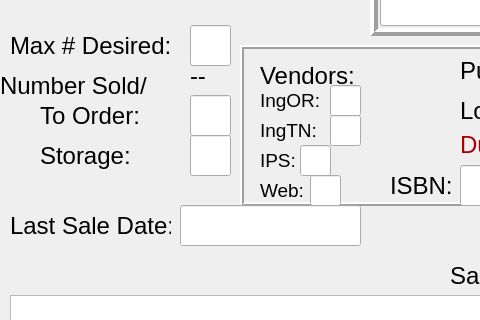
Qt form enter.ui (jfunston/omega4py) before a commit; both pictures show x 0 to 480 and y 245 to 565 of the 1100 by 800 pixel window.
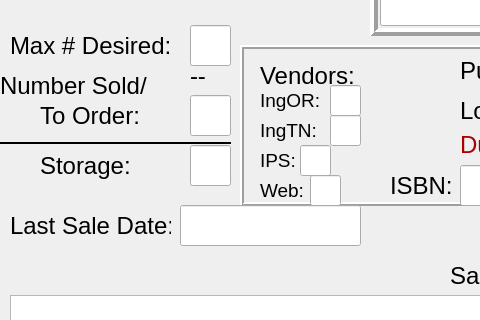
The same form after that commit.

Patch:
```diff
--- a/enter.ui
+++ b/enter.ui
@@ -929,7 +929,7 @@
     <property name="geometry">
      <rect>
       <x>40</x>
-      <y>380</y>
+      <y>390</y>
       <width>111</width>
       <height>41</height>
      </rect>
@@ -947,7 +947,7 @@
     <property name="geometry">
      <rect>
       <x>190</x>
-      <y>380</y>
+      <y>390</y>
       <width>41</width>
       <height>41</height>
      </rect>
@@ -958,6 +958,30 @@
      </font>
     </property>
    </widget>
+   <widget class="Line" name="line">
+    <property name="geometry">
+     <rect>
+      <x>0</x>
+      <y>380</y>
+      <width>231</width>
+      <height>16</height>
+     </rect>
+    </property>
+    <property name="font">
+     <font>
+      <pointsize>9</pointsize>
+     </font>
+    </property>
+    <property name="frameShadow">
+     <enum>QFrame::Plain</enum>
+    </property>
+    <property name="lineWidth">
+     <number>2</number>
+    </property>
+    <property name="orientation">
+     <enum>Qt::Horizontal</enum>
+    </property>
+   </widget>
   </widget>
   <widget class="QMenuBar" name="menubar">
    <property name="geometry">
```
Left out of the diff: 2 changed lines with no effect on the pictures.
